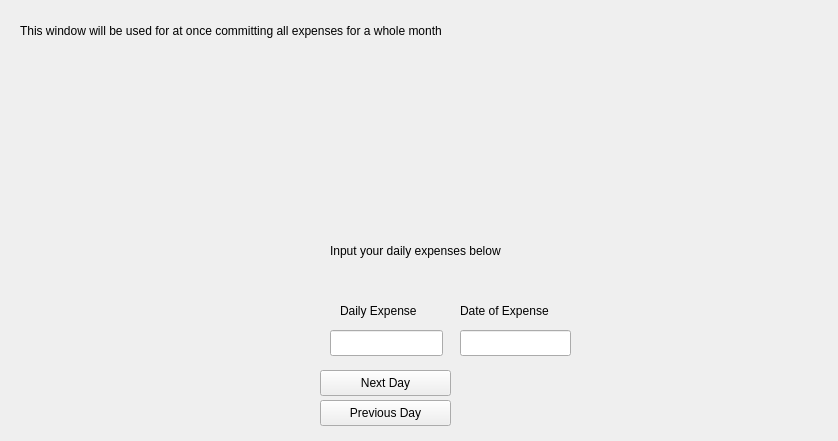
First picture: the form in src/ui/expensewindow.ui, repository Mihael0/finance_manager_qt, before the edit; both pictures show x 0 to 838 and y 0 to 441 of the 838 by 747 pixel window.
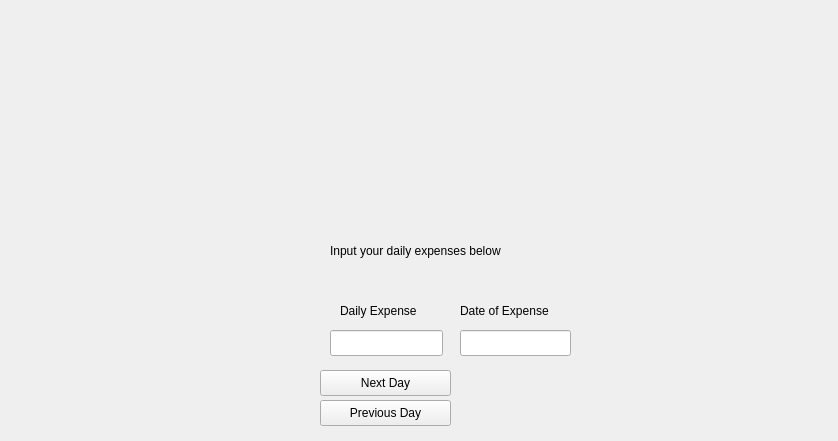
Second picture: the form after the edit.

Commit message: Properly integrated LogInWindow into MainWindow

The edit to the form file:
```diff
--- a/src/ui/expensewindow.ui
+++ b/src/ui/expensewindow.ui
@@ -18,7 +18,7 @@
     <rect>
      <x>460</x>
      <y>290</y>
-     <width>111</width>
+     <width>171</width>
      <height>41</height>
     </rect>
    </property>
@@ -88,25 +88,12 @@
     </rect>
    </property>
   </widget>
-  <widget class="QLabel" name="label_3">
-   <property name="geometry">
-    <rect>
-     <x>20</x>
-     <y>10</y>
-     <width>741</width>
-     <height>41</height>
-    </rect>
-   </property>
-   <property name="text">
-    <string>This window will be used for at once committing all expenses for a whole month</string>
-   </property>
-  </widget>
   <widget class="QLabel" name="label_7">
    <property name="geometry">
     <rect>
      <x>330</x>
      <y>230</y>
-     <width>231</width>
+     <width>261</width>
      <height>41</height>
     </rect>
    </property>
@@ -132,7 +119,7 @@
     <rect>
      <x>340</x>
      <y>290</y>
-     <width>101</width>
+     <width>141</width>
      <height>41</height>
     </rect>
    </property>
```
The commit also changes 7 other files.
